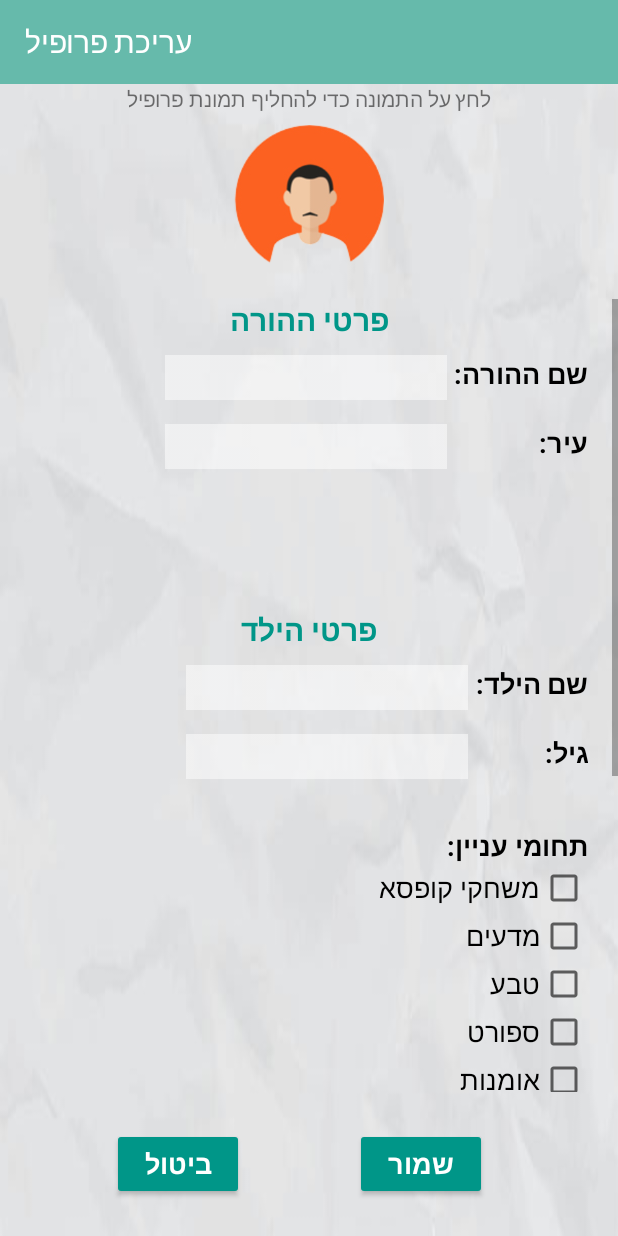
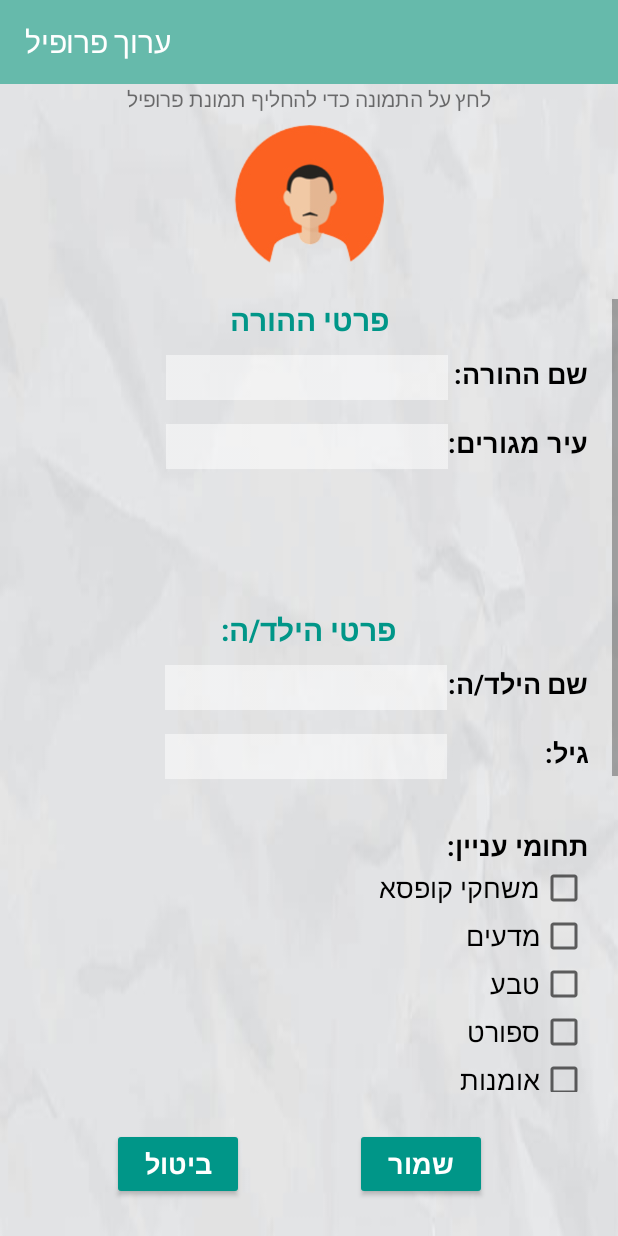
Before and after one commit to orieiger8/BeMyFriend, an Android app: the EditProfile screen opened directly, with no data from a screen before it, on a phone screen of 412 x 824 dp. Run offline under Robolectric (Android 15) with nearby library versions, the phone set to English and light mode, and no system bars; our stand-ins replace Firebase (no records; nobody signed in at launch, a user with empty details on screens opened directly); 23 statements that could not run were skipped.

Commit message:
moved texts on xml to strings.xml

```diff
--- a/app/src/main/java/com/example/bemyfriend/Chats.java
+++ b/app/src/main/java/com/example/bemyfriend/Chats.java
@@ -71,8 +71,9 @@ public class Chats extends AppCompatActivity implements ChatAdapter.RecyclerView
             Chat temp= null;
             for(int i=0; i<chats.size(); i++) {
                 int newChat= 0;
+                temp=chats.get(i);
                 for(int j=0;j<chats.size();j++) {
-                    if(chats.get(i).getTime()<chats.get(i).getTime()){
+                    if(chats.get(i).getTime()<chats.get(j).getTime()){
                         temp= chats.get(j);
                         newChat=j;
                     }
--- a/app/src/main/java/com/example/bemyfriend/EditProfile.java
+++ b/app/src/main/java/com/example/bemyfriend/EditProfile.java
@@ -63,7 +63,7 @@ public class EditProfile extends AppCompatActivity {
         //set the toolbar
         toolbar=findViewById(R.id.mytoolbar);
         setSupportActionBar(toolbar);
-        toolbar.setTitle("עריכת פרופיל");
+        toolbar.setTitle(R.string.edit_profile);
 
         // get layout components
         parentName = findViewById(R.id.editTextEditName);
--- a/app/src/main/java/com/example/bemyfriend/MainActivity.java
+++ b/app/src/main/java/com/example/bemyfriend/MainActivity.java
@@ -61,7 +61,7 @@ public class MainActivity extends AppCompatActivity implements newFriendAdapter.
         //set the toolbar
         toolBar = findViewById(R.id.mytoolbar);
         setSupportActionBar(toolBar);
-        toolBar.setTitle("מצא חברים חדשים");
+        toolBar.setTitle(R.string.find_new_friends);
 
         //create recycler view layout
         final RecyclerView recyclerView1 = findViewById(R.id.recyclerViewFindFriends);
--- a/app/src/main/java/com/example/bemyfriend/MyProfile.java
+++ b/app/src/main/java/com/example/bemyfriend/MyProfile.java
@@ -31,7 +31,7 @@ public class MyProfile extends AppCompatActivity {
         //set the toolbar
         toolbar = findViewById(R.id.mytoolbar);
         setSupportActionBar(toolbar);
-        toolbar.setTitle("הפרופיל שלי");
+        toolbar.setTitle(R.string.my_profile);
 
         final TextView parentName = (TextView) findViewById(R.id.textViewParentNamemored);
         final TextView mail = (TextView) findViewById(R.id.textViewMail);
--- a/app/src/main/res/layout/activity_chat_room.xml
+++ b/app/src/main/res/layout/activity_chat_room.xml
@@ -35,7 +35,7 @@
         android:background="@drawable/sendmessage_background"
         android:ems="10"
         android:gravity="start|center_vertical"
-        android:hint="הכנס הודעה"
+        android:hint="@string/type_message"
         android:inputType="textMultiLine"
         android:paddingStart="10dp"
         android:paddingEnd="10dp"
--- a/app/src/main/res/layout/activity_edit_profile.xml
+++ b/app/src/main/res/layout/activity_edit_profile.xml
@@ -20,7 +20,7 @@
         android:layout_height="wrap_content"
         android:backgroundTint="@color/teal_700"
         android:onClick="cancelChanges"
-        android:text="ביטול"
+        android:text="@string/cancel"
         android:textColor="#FFFFFF"
         android:textSize="18sp"
         android:textStyle="bold"
@@ -36,7 +36,7 @@
         android:layout_marginBottom="24dp"
         android:backgroundTint="@color/teal_700"
         android:onClick="saveChanges"
-        android:text="שמור"
+        android:text="@string/save"
         android:textColor="#FFFFFF"
         android:textSize="18sp"
         android:textStyle="bold"
@@ -51,7 +51,7 @@
         android:layout_height="wrap_content"
         android:gravity="center"
         android:onClick="openPicChoosing"
-        android:text="לחץ על התמונה כדי להחליף תמונת פרופיל"
+        android:text="@string/push_to_change"
         android:textAlignment="center"
         app:layout_constraintEnd_toEndOf="parent"
         app:layout_constraintStart_toStartOf="parent"
@@ -93,7 +93,7 @@
                 android:layout_height="match_parent"
                 android:foregroundGravity="center"
                 android:gravity="center"
-                android:text="פרטי ההורה"
+                android:text="@string/parent_details"
                 android:textColor="@color/teal_700"
                 android:textSize="20sp"
                 android:textStyle="bold"
@@ -131,7 +131,7 @@
                         android:layout_width="wrap_content"
                         android:layout_height="wrap_content"
                         android:layout_gravity="end"
-                        android:text="שם ההורה: "
+                        android:text="@string/parent_name"
                         android:textColor="#000000"
                         android:textSize="18sp"
                         android:textStyle="bold" />
@@ -161,7 +161,7 @@
                         android:layout_width="wrap_content"
                         android:layout_height="wrap_content"
                         android:layout_gravity="end"
-                        android:text="עיר: "
+                        android:text="@string/city"
                         android:textColor="#000000"
                         android:textSize="18sp"
                         android:textStyle="bold" />
@@ -175,7 +175,7 @@
                 android:layout_height="wrap_content"
                 android:layout_marginTop="77dp"
                 android:gravity="center"
-                android:text="פרטי הילד"
+                android:text="@string/child_details"
                 android:textColor="@color/teal_700"
                 android:textSize="20sp"
                 android:textStyle="bold"
@@ -212,7 +212,7 @@
                         android:layout_width="wrap_content"
                         android:layout_height="wrap_content"
                         android:layout_gravity="end"
-                        android:text="שם הילד: "
+                        android:text="@string/child_name"
                         android:textColor="#000000"
                         android:textSize="18sp"
                         android:textStyle="bold" />
@@ -255,7 +255,7 @@
                 android:layout_width="match_parent"
                 android:layout_height="wrap_content"
                 android:layout_marginTop="16dp"
-                android:text="תחומי עניין:"
+                android:text="@string/interest"
                 android:textColor="#000000"
                 android:textSize="18sp"
                 android:textStyle="bold" />
@@ -266,7 +266,7 @@
                 android:layout_height="wrap_content"
                 android:button="@null"
                 android:drawableRight="?android:attr/listChoiceIndicatorMultiple"
-                android:text="משחקי קופסא"
+                android:text="@string/board_games"
                 android:textSize="18sp" />
 
             <CheckBox
@@ -275,7 +275,7 @@
                 android:layout_height="wrap_content"
                 android:button="@null"
                 android:drawableRight="?android:attr/listChoiceIndicatorMultiple"
-                android:text="מדעים"
+                android:text="@string/science"
                 android:textSize="18sp" />
 
             <CheckBox
@@ -284,7 +284,7 @@
                 android:layout_height="wrap_content"
                 android:button="@null"
                 android:drawableRight="?android:attr/listChoiceIndicatorMultiple"
-                android:text="טבע"
+                android:text="@string/nature"
                 android:textSize="18sp" />
 
             <CheckBox
@@ -293,7 +293,7 @@
                 android:layout_height="wrap_content"
                 android:button="@null"
                 android:drawableRight="?android:attr/listChoiceIndicatorMultiple"
-                android:text="ספורט"
+                android:text="@string/sport"
                 android:textSize="18sp" />
 
             <CheckBox
@@ -302,7 +302,7 @@
                 android:layout_height="wrap_content"
                 android:button="@null"
                 android:drawableRight="?android:attr/listChoiceIndicatorMultiple"
-                android:text="אומנות"
+                android:text="@string/art"
                 android:textSize="18sp" />
 
             <CheckBox
@@ -311,7 +311,7 @@
                 android:layout_height="wrap_content"
                 android:button="@null"
                 android:drawableRight="?android:attr/listChoiceIndicatorMultiple"
-                android:text="משחקי מחשב"
+                android:text="@string/gaming"
                 android:textSize="18sp" />
 
             <CheckBox
@@ -320,7 +320,7 @@
                 android:layout_height="wrap_content"
                 android:button="@null"
                 android:drawableRight="?android:attr/listChoiceIndicatorMultiple"
-                android:text="מוזיקה"
+                android:text="@string/music"
                 android:textSize="18sp" />
 
             <TableLayout
@@ -350,7 +350,7 @@
                         android:layout_width="wrap_content"
                         android:layout_height="wrap_content"
                         android:layout_gravity="end"
-                        android:text="אחר: "
+                        android:text="@string/other"
                         android:textColor="#000000"
                         android:textSize="18sp" />
                 </TableRow>
@@ -372,7 +372,7 @@
                     android:layout_height="wrap_content"
                     android:button="@null"
                     android:drawableRight="?android:attr/listChoiceIndicatorSingle"
-                    android:text="זכר"
+                    android:text="@string/male"
                     android:textColor="#090808"
                     android:textSize="18sp" />
 
@@ -382,7 +382,7 @@
                     android:layout_height="wrap_content"
                     android:button="@null"
                     android:drawableRight="?android:attr/listChoiceIndicatorSingle"
-                    android:text="נקבה"
+                    android:text="@string/female"
                     android:textColor="#090808"
                     android:textSize="18sp" />
 
@@ -394,7 +394,7 @@
                 android:layout_height="wrap_content"
                 android:layout_gravity="end"
                 android:layout_marginTop="24dp"
-                android:text="ספר לנו על הילד שלך:"
+                android:text="@string/more_details"
                 android:textColor="#000000"
                 android:textSize="18sp"
                 android:textStyle="bold" />
--- a/app/src/main/res/layout/activity_main.xml
+++ b/app/src/main/res/layout/activity_main.xml
@@ -21,7 +21,7 @@
         android:layout_height="wrap_content"
         android:backgroundTint="@color/teal_700"
         android:onClick="filter"
-        android:text="סינון"
+        android:text="@string/filter"
         android:textColor="#FFFFFF"
         android:textSize="17sp"
         android:textStyle="bold"
--- a/app/src/main/res/layout/popup_choose_pic.xml
+++ b/app/src/main/res/layout/popup_choose_pic.xml
@@ -12,7 +12,7 @@
         android:layout_width="wrap_content"
         android:layout_height="wrap_content"
         android:layout_marginTop="16dp"
-        android:text="בחר תמונת פרופיל"
+        android:text="@string/choose_pic"
         android:textSize="18sp"
         android:textStyle="bold"
         app:layout_constraintEnd_toEndOf="parent"
--- a/app/src/main/res/layout/popup_forgot_password.xml
+++ b/app/src/main/res/layout/popup_forgot_password.xml
@@ -11,7 +11,7 @@
         android:layout_marginStart="16dp"
         android:layout_marginTop="16dp"
         android:layout_marginEnd="16dp"
-        android:text="שכחתי סיסמה"
+        android:text="@string/forgot_password"
         android:textColor="@color/teal_700"
         android:textSize="24sp"
         android:textStyle="bold"
@@ -29,7 +29,7 @@
         android:background="@drawable/white_overlay"
         android:drawableStart="@drawable/person_icon"
         android:ems="10"
-        android:hint="דואל"
+        android:hint="@string/mail"
         android:inputType="textEmailAddress"
         android:paddingStart="10dp"
         android:paddingEnd="10dp"
@@ -49,7 +49,7 @@
         android:layout_marginBottom="16dp"
         android:backgroundTint="@color/teal_700"
         android:onClick="resetpassword"
-        android:text="אפס סיסמה"
+        android:text="@string/reset_password"
         android:textColor="#FFFFFF"
         android:textSize="18sp"
         android:textStyle="bold"
--- a/app/src/main/res/menu/menu_chat.xml
+++ b/app/src/main/res/menu/menu_chat.xml
@@ -3,17 +3,17 @@
 
     <item
         android:id="@+id/menuchat_myprofile"
-        android:title="הפרופיל שלי" />
+        android:title="@string/my_profile" />
     <item
         android:id="@+id/menuchat_chats"
         android:title="צ'אטים" />
     <item
         android:id="@+id/menuchat_findnewfriends"
-        android:title="חפש חברים חדשים" />
+        android:title="@string/find_new_friends" />
     <item
         android:id="@+id/menuchat_deletechat"
         android:title="מחק צ'אט זה" />
     <item
         android:id="@+id/menuchat_logout"
-        android:title="יציאה" />
+        android:title="@string/exit" />
 </menu>
--- a/app/src/main/res/menu/menu_main.xml
+++ b/app/src/main/res/menu/menu_main.xml
@@ -4,8 +4,8 @@
 
     <item
         android:id="@+id/menu_myprofile"
-        android:title="הפרופיל שלי" />
+        android:title="@string/my_profile" />
     <item
         android:id="@+id/menu_logout"
-        android:title="יציאה" />
+        android:title="@string/exit" />
 </menu>
--- a/app/src/main/res/menu/menu_myprofile.xml
+++ b/app/src/main/res/menu/menu_myprofile.xml
@@ -7,8 +7,8 @@
         android:title="צ'אטים" />
     <item
         android:id="@+id/menu_myprofile_findnewfriends"
-        android:title="מצא חברים חדשים" />
+        android:title="@string/find_new_friends" />
     <item
         android:id="@+id/menu_myprofile_logout"
-        android:title="יציאה" />
+        android:title="@string/exit" />
 </menu>
--- a/app/src/main/res/values/strings.xml
+++ b/app/src/main/res/values/strings.xml
@@ -1,3 +1,43 @@
 <resources>
     <string name="app_name">BeMyFriend</string>
+    <string name="mail">דוא"ל</string>
+    <string name="register">הרשמה</string>
+    <string name="type_message">הכנס הודעה</string>
+    <string name="find_new_friends">מצא חברים חדשים</string>
+    <string name="push_to_change">לחץ על התמונה כדי להחליף תמונת פרופיל</string>
+    <string name="parent_details">פרטי ההורה</string>
+    <string name="parent_name">שם ההורה: </string>
+    <string name="city">עיר מגורים: </string>
+    <string name="child_details">פרטי הילד/ה: </string>
+    <string name="child_name">שם הילד/ה: </string>
+    <string name="age">גיל: </string>
+    <string name="interest">תחומי עניין: </string>
+    <string name="board_games">משחקי קופסא</string>
+    <string name="science">מדעים</string>
+    <string name="nature">טבע</string>
+    <string name="sport">ספורט</string>
+    <string name="art">אומנות</string>
+    <string name="gaming">משחקי מחשב</string>
+    <string name="music">מוזיקה</string>
+    <string name="other">אחר</string>
+    <string name="male">זכר</string>
+    <string name="female">נקבה</string>
+    <string name="more_details">עוד על הילד/ה: </string>
+    <string name="save">שמור</string>
+    <string name="cancel">ביטול</string>
+    <string name="enter">כניסה</string>
+    <string name="password">סיסמה</string>
+    <string name="forgot_password">שכחתי סיסמה</string>
+    <string name="no_user">אין משתמש?</string>
+    <string name="filter">סינון</string>
+    <string name="edit_profile">ערוך פרופיל</string>
+    <string name="profile_pic">תמונת פרופיל: </string>
+    <string name="gender">מגדר: </string>
+    <string name="choose_pic">בחר תמונת פרופיל</string>
+    <string name="reset_password">אפס סיסמה</string>
+    <string name="back">חזור</string>
+    <string name="my_profile">הפרופיל שלי</string>
+    <string name="exit">יצאה</string>
+
+
 </resources>
```
Also changed, not shown: app/src/main/java/com/example/bemyfriend/NewFriend.java (deleted, +0 -53 lines), app/src/main/res/layout/activity_chats.xml (+1 -11 lines), app/src/main/res/layout/activity_login.xml (+7 -7 lines), app/src/main/res/layout/activity_my_profile.xml (+11 -11 lines), app/src/main/res/layout/activity_register.xml (+22 -22 lines), app/src/main/res/layout/popup.xml (+17 -17 lines), app/src/main/res/layout/popup_more_details.xml (+8 -8 lines).
